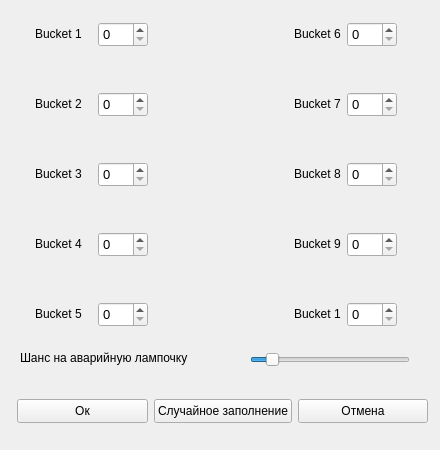
Old version of the form window_liters.ui in the repository dxdate/VEDRA.
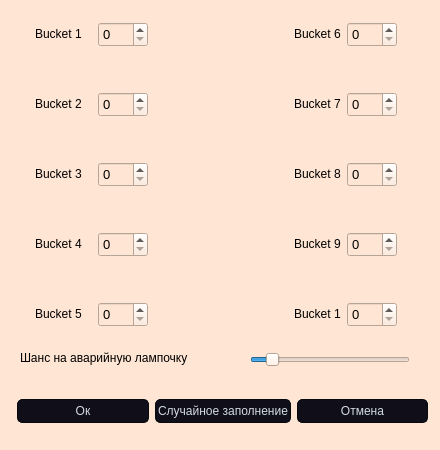
New version of the form.

```diff
--- a/window_liters.ui
+++ b/window_liters.ui
@@ -25,6 +25,9 @@
   <property name="windowTitle">
    <string>Настройка заполнения</string>
   </property>
+  <property name="styleSheet">
+   <string notr="true">background-color: rgb(255, 229, 211);</string>
+  </property>
   <widget class="QLabel" name="color_b_7">
    <property name="geometry">
     <rect>
@@ -173,6 +176,49 @@
         <height>24</height>
        </size>
       </property>
+      <property name="styleSheet">
+       <string notr="true">
+QPushButton{
+	border-style: solid;
+	border-color: #050a0e;
+	border-width: 1px;
+	border-radius: 5px;
+	color: #d3dae3;
+	padding: 2px;
+	background-color: #100E19;
+}
+QPushButton::default{
+	border-style: solid;
+	border-color: #050a0e;
+	border-width: 1px;
+	border-radius: 5px;
+	color: #FFFFFF;
+	padding: 2px;
+	background-color: #151a1e;
+}
+QPushButton:hover{
+	border-style: solid;
+	border-top-color: qlineargradient(spread:pad, x1:0, y1:1, x2:1, y2:1, stop:0 #C0DB50, stop:0.4 #C0DB50, stop:0.5 #100E19, stop:1 #100E19);
+    border-bottom-color: qlineargradient(spread:pad, x1:0, y1:1, x2:1, y2:1, stop:0 #100E19, stop:0.5 #100E19, stop:0.6 #C0DB50, stop:1 #C0DB50);
+    border-left-color: qlineargradient(spread:pad, x1:0, y1:0, x2:0, y2:1, stop:0 #C0DB50, stop:0.3 #C0DB50, stop:0.7 #100E19, stop:1 #100E19);
+    border-right-color: qlineargradient(spread:pad, x1:0, y1:1, x2:0, y2:0, stop:0 #C0DB50, stop:0.3 #C0DB50, stop:0.7 #100E19, stop:1 #100E19);
+	border-width: 2px;
+    border-radius: 1px;
+	color: #d3dae3;
+	padding: 2px;
+}
+QPushButton:pressed{
+	border-style: solid;
+	border-top-color: qlineargradient(spread:pad, x1:0, y1:1, x2:1, y2:1, stop:0 #d33af1, stop:0.4 #d33af1, stop:0.5 #100E19, stop:1 #100E19);
+    border-bottom-color: qlineargradient(spread:pad, x1:0, y1:1, x2:1, y2:1, stop:0 #100E19, stop:0.5 #100E19, stop:0.6 #d33af1, stop:1 #d33af1);
+    border-left-color: qlineargradient(spread:pad, x1:0, y1:0, x2:0, y2:1, stop:0 #d33af1, stop:0.3 #d33af1, stop:0.7 #100E19, stop:1 #100E19);
+    border-right-color: qlineargradient(spread:pad, x1:0, y1:1, x2:0, y2:0, stop:0 #d33af1, stop:0.3 #d33af1, stop:0.7 #100E19, stop:1 #100E19);
+	border-width: 2px;
+    border-radius: 1px;
+	color: #d3dae3;
+	padding: 2px;
+}</string>
+      </property>
       <property name="text">
        <string>Ок</string>
       </property>
@@ -186,6 +232,50 @@
         <height>24</height>
        </size>
       </property>
+      <property name="styleSheet">
+       <string notr="true">
+QPushButton{
+	border-style: solid;
+	border-color: #050a0e;
+	border-width: 1px;
+	border-radius: 5px;
+	color: #d3dae3;
+	padding: 2px;
+	background-color: #100E19;
+}
+QPushButton::default{
+	border-style: solid;
+	border-color: #050a0e;
+	border-width: 1px;
+	border-radius: 5px;
+	color: #FFFFFF;
+	padding: 2px;
+	background-color: #151a1e;
+}
+QPushButton:hover{
+	border-style: solid;
+	border-top-color: qlineargradient(spread:pad, x1:0, y1:1, x2:1, y2:1, stop:0 #C0DB50, stop:0.4 #C0DB50, stop:0.5 #100E19, stop:1 #100E19);
+    border-bottom-color: qlineargradient(spread:pad, x1:0, y1:1, x2:1, y2:1, stop:0 #100E19, stop:0.5 #100E19, stop:0.6 #C0DB50, stop:1 #C0DB50);
+    border-left-color: qlineargradient(spread:pad, x1:0, y1:0, x2:0, y2:1, stop:0 #C0DB50, stop:0.3 #C0DB50, stop:0.7 #100E19, stop:1 #100E19);
+    border-right-color: qlineargradient(spread:pad, x1:0, y1:1, x2:0, y2:0, stop:0 #C0DB50, stop:0.3 #C0DB50, stop:0.7 #100E19, stop:1 #100E19);
+	border-width: 2px;
+    border-radius: 1px;
+	color: #d3dae3;
+	padding: 2px;
+}
+QPushButton:pressed{
+	border-style: solid;
+	border-top-color: qlineargradient(spread:pad, x1:0, y1:1, x2:1, y2:1, stop:0 #d33af1, stop:0.4 #d33af1, stop:0.5 #100E19, stop:1 #100E19);
+    border-bottom-color: qlineargradient(spread:pad, x1:0, y1:1, x2:1, y2:1, stop:0 #100E19, stop:0.5 #100E19, stop:0.6 #d33af1, stop:1 #d33af1);
+    border-left-color: qlineargradient(spread:pad, x1:0, y1:0, x2:0, y2:1, stop:0 #d33af1, stop:0.3 #d33af1, stop:0.7 #100E19, stop:1 #100E19);
+    border-right-color: qlineargradient(spread:pad, x1:0, y1:1, x2:0, y2:0, stop:0 #d33af1, stop:0.3 #d33af1, stop:0.7 #100E19, stop:1 #100E19);
+	border-width: 2px;
+    border-radius: 1px;
+	color: #d3dae3;
+	padding: 2px;
+}
+</string>
+      </property>
       <property name="text">
        <string>Случайное заполнение</string>
       </property>
@@ -199,6 +289,49 @@
         <height>24</height>
        </size>
       </property>
+      <property name="styleSheet">
+       <string notr="true">
+QPushButton{
+	border-style: solid;
+	border-color: #050a0e;
+	border-width: 1px;
+	border-radius: 5px;
+	color: #d3dae3;
+	padding: 2px;
+	background-color: #100E19;
+}
+QPushButton::default{
+	border-style: solid;
+	border-color: #050a0e;
+	border-width: 1px;
+	border-radius: 5px;
+	color: #FFFFFF;
+	padding: 2px;
+	background-color: #151a1e;
+}
+QPushButton:hover{
+	border-style: solid;
+	border-top-color: qlineargradient(spread:pad, x1:0, y1:1, x2:1, y2:1, stop:0 #C0DB50, stop:0.4 #C0DB50, stop:0.5 #100E19, stop:1 #100E19);
+    border-bottom-color: qlineargradient(spread:pad, x1:0, y1:1, x2:1, y2:1, stop:0 #100E19, stop:0.5 #100E19, stop:0.6 #C0DB50, stop:1 #C0DB50);
+    border-left-color: qlineargradient(spread:pad, x1:0, y1:0, x2:0, y2:1, stop:0 #C0DB50, stop:0.3 #C0DB50, stop:0.7 #100E19, stop:1 #100E19);
+    border-right-color: qlineargradient(spread:pad, x1:0, y1:1, x2:0, y2:0, stop:0 #C0DB50, stop:0.3 #C0DB50, stop:0.7 #100E19, stop:1 #100E19);
+	border-width: 2px;
+    border-radius: 1px;
+	color: #d3dae3;
+	padding: 2px;
+}
+QPushButton:pressed{
+	border-style: solid;
+	border-top-color: qlineargradient(spread:pad, x1:0, y1:1, x2:1, y2:1, stop:0 #d33af1, stop:0.4 #d33af1, stop:0.5 #100E19, stop:1 #100E19);
+    border-bottom-color: qlineargradient(spread:pad, x1:0, y1:1, x2:1, y2:1, stop:0 #100E19, stop:0.5 #100E19, stop:0.6 #d33af1, stop:1 #d33af1);
+    border-left-color: qlineargradient(spread:pad, x1:0, y1:0, x2:0, y2:1, stop:0 #d33af1, stop:0.3 #d33af1, stop:0.7 #100E19, stop:1 #100E19);
+    border-right-color: qlineargradient(spread:pad, x1:0, y1:1, x2:0, y2:0, stop:0 #d33af1, stop:0.3 #d33af1, stop:0.7 #100E19, stop:1 #100E19);
+	border-width: 2px;
+    border-radius: 1px;
+	color: #d3dae3;
+	padding: 2px;
+}</string>
+      </property>
       <property name="text">
        <string>Отмена</string>
       </property>
```
